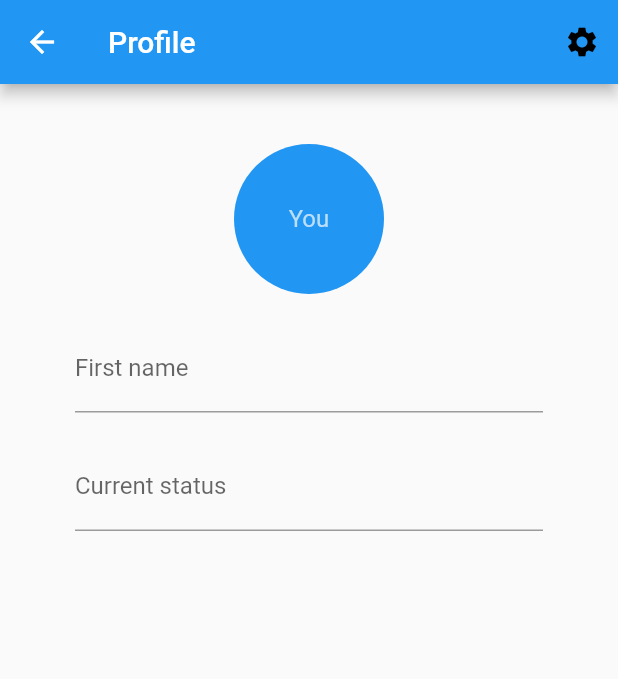
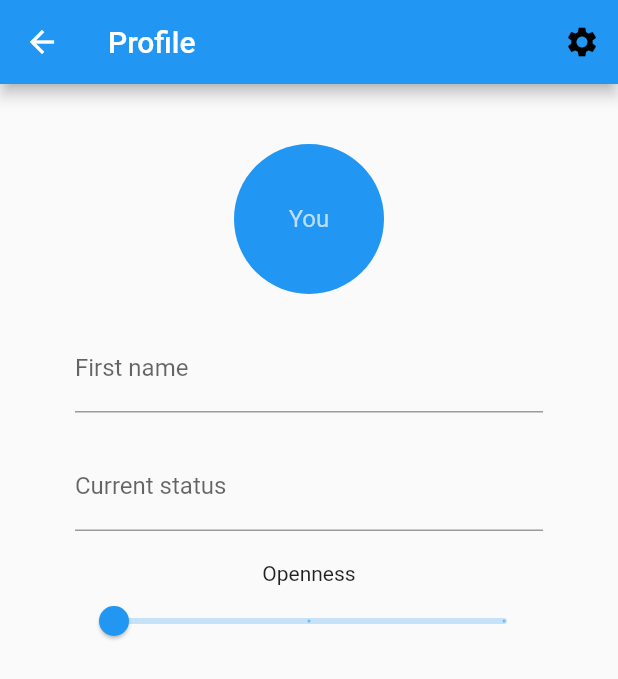
Before and after one commit to eli1797/loci_mvp, a Flutter app: the Profile screen opened directly, on a phone screen of 412 x 824 dp. Shown: the top 679 px of the screen. Run offline on Flutter 3.47's test engine with Material 2 defaults, Android fonts, the phone set to English and light mode, and no system bars; our stand-ins replace cloud_firestore, firebase_auth, flutter_spinkit, geolocator, google_maps_flutter, shared_preferences; missing offline and left inert: geoflutterfire; accounts and stored records are empty.

Commit message:
created openness slider in profile

```diff
--- a/lib/screens/home/home.dart
+++ b/lib/screens/home/home.dart
@@ -95,7 +95,6 @@ class _HomeState extends State<Home> {
             MapTab()
         ]
         )
-
       ),
     );
   }
--- a/lib/screens/profile/profile.dart
+++ b/lib/screens/profile/profile.dart
@@ -18,7 +18,10 @@ class _ProfileState extends State<Profile> {
 
   // first name text editing
   final _formKey = GlobalKey<FormState>();
-  String _currentFirstName;
+
+  double _sliderVal;
+  Map _sliderLabel = Map();
+
 
   @override
   Widget build(BuildContext context) {
@@ -28,6 +31,9 @@ class _ProfileState extends State<Profile> {
       return Authenticate();
     } else {
 
+      _sliderLabel[0.0] = "Hidden";
+      _sliderLabel[1.0] = "Close Friends Only";
+      _sliderLabel[2.0] = "Open";
       print(user);
 
       return StreamBuilder<UserData>(
@@ -89,9 +95,18 @@ class _ProfileState extends State<Profile> {
                               },
                             ),
                             SizedBox(height: 20.0),
-//                            Slider.adaptive(
-//                                value: null,
-//                                onChanged: null)
+                            Text("Openness"),
+                            Slider.adaptive(
+                                min: 0.0,
+                                max: 2,
+                                divisions: 2,
+                                value: _sliderVal ?? 0.0,
+                                label: _sliderLabel[_sliderVal],
+                                onChanged: (val) {
+                                  setState(() {
+                                    _sliderVal = val;
+                                  });
+                                })
                           ],
                         ),
                       )
--- a/lib/services/database.dart
+++ b/lib/services/database.dart
@@ -17,8 +17,6 @@ class DatabaseService {
 
   // id unique to user
   final String uid;
-
-  //
 
   // constructor
   DatabaseService({ this.uid });
```
